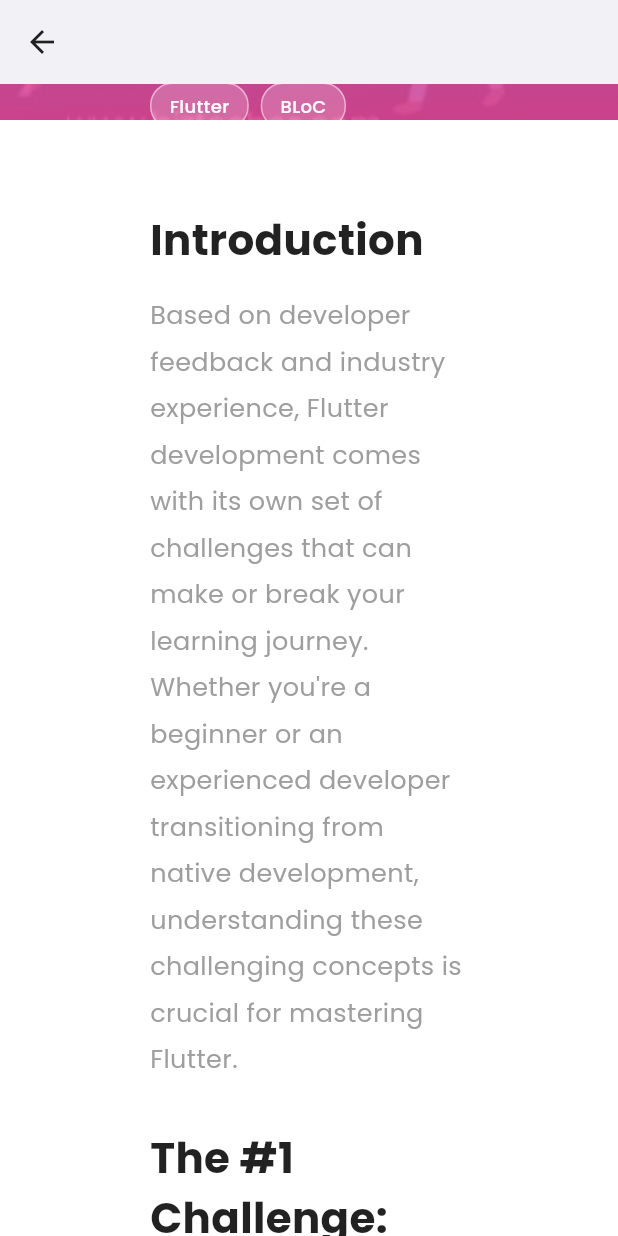
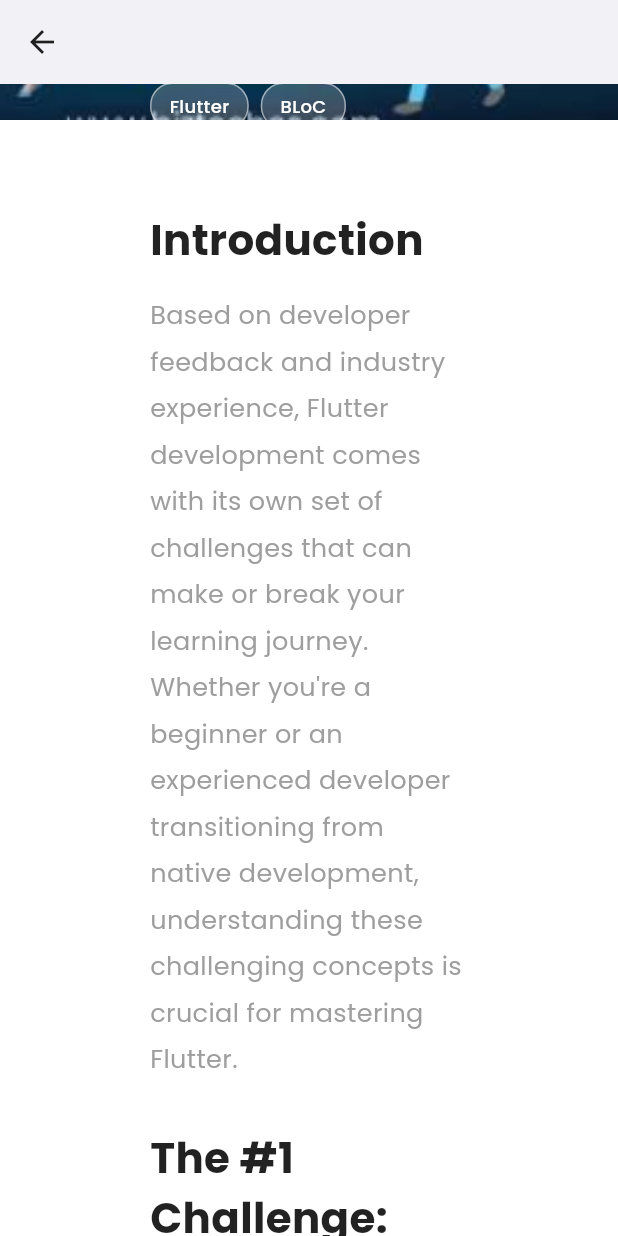
Before and after one commit to sajawalkhansadozai/portfolio, a Flutter app: the BlogPostPage screen opened directly with sample values from the repository, scrolled down 576 dp, on a phone screen of 412 x 824 dp. Run offline on Flutter 3.47's test engine with Material 3 defaults, Android fonts, the phone set to English and light mode, and no system bars; our stand-ins replace animated_text_kit, font_awesome_flutter, google_fonts.

```diff
--- a/lib/screens/blog_post_page.dart
+++ b/lib/screens/blog_post_page.dart
@@ -46,16 +46,6 @@ class BlogPostPage extends StatelessWidget {
         ),
       ),
       child: Container(
-        decoration: BoxDecoration(
-          gradient: LinearGradient(
-            begin: Alignment.topCenter,
-            end: Alignment.bottomCenter,
-            colors: [
-              AppColors.primary.withOpacity(0.7),
-              AppColors.secondary.withOpacity(0.85),
-            ],
-          ),
-        ),
         padding: EdgeInsets.symmetric(
           horizontal: isMobile ? 20 : 100,
           vertical: isMobile ? 40 : 60,
```
Also changed, not shown: lib/screens/rendering_blog_page.dart (+0 -10 lines).
